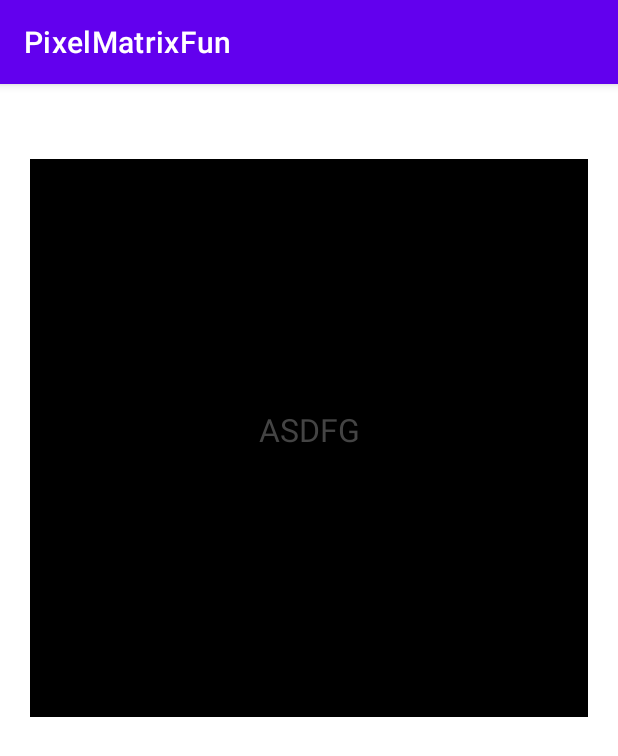
After one commit to aalku/PixelMatrixFun-Android, an Android app: the DrawActivity screen opened directly, with no data from a screen before it, on a phone screen of 412 x 824 dp. The commit adds this screen. Shown: the top 756 px of the screen. Run offline under Robolectric (Android 15) with nearby library versions, the phone set to English and light mode, and no system bars.

Commit message:
DrawActivity with DrawView. They do nothing yet.

```diff
--- a/PixelMatrixFun/app/src/main/AndroidManifest.xml
+++ b/PixelMatrixFun/app/src/main/AndroidManifest.xml
@@ -18,6 +18,7 @@
         android:roundIcon="@mipmap/ic_launcher_round"
         android:supportsRtl="true"
         android:theme="@style/Theme.PixelMatrixFun">
+        <activity android:name=".DrawActivity"></activity>
         <activity android:name=".MainActivity">
             <intent-filter>
                 <action android:name="android.intent.action.MAIN" />
@@ -26,4 +27,5 @@
             </intent-filter>
         </activity>
     </application>
+
 </manifest>
--- /dev/null
+++ b/PixelMatrixFun/app/src/main/java/org/aalku/pixelmatrixfun/DrawActivity.java
@@ -0,0 +1,14 @@
+package org.aalku.pixelmatrixfun;
+
+import androidx.appcompat.app.AppCompatActivity;
+
+import android.os.Bundle;
+
+public class DrawActivity extends AppCompatActivity {
+
+    @Override
+    protected void onCreate(Bundle savedInstanceState) {
+        super.onCreate(savedInstanceState);
+        setContentView(R.layout.activity_draw);
+    }
+}
--- /dev/null
+++ b/PixelMatrixFun/app/src/main/java/org/aalku/pixelmatrixfun/DrawView.java
@@ -0,0 +1,74 @@
+package org.aalku.pixelmatrixfun;
+
+import android.content.Context;
+import android.content.res.TypedArray;
+import android.graphics.Canvas;
+import android.graphics.Color;
+import android.graphics.Paint;
+import android.graphics.drawable.Drawable;
+import android.text.TextPaint;
+import android.util.AttributeSet;
+import android.view.View;
+
+/**
+ * TODO: document your custom view class.
+ */
+public class DrawView extends View {
+    private TextPaint mTextPaint;
+    private float mTextWidth;
+    private float mTextHeight;
+
+    public DrawView(Context context) {
+        super(context);
+        init(null, 0);
+    }
+
+    public DrawView(Context context, AttributeSet attrs) {
+        super(context, attrs);
+        init(attrs, 0);
+    }
+
+    public DrawView(Context context, AttributeSet attrs, int defStyle) {
+        super(context, attrs, defStyle);
+        init(attrs, defStyle);
+    }
+
+    private void init(AttributeSet attrs, int defStyle) {
+        // Set up a default TextPaint object
+        mTextPaint = new TextPaint();
+        mTextPaint.setFlags(Paint.ANTI_ALIAS_FLAG);
+        mTextPaint.setTextAlign(Paint.Align.LEFT);
+
+        // Update TextPaint and text measurements from attributes
+        invalidateTextPaintAndMeasurements();
+    }
+
+    private void invalidateTextPaintAndMeasurements() {
+        mTextPaint.setTextSize(32);
+        mTextPaint.setColor(Color.DKGRAY);
+        mTextWidth = mTextPaint.measureText("ASDFG");
+
+        Paint.FontMetrics fontMetrics = mTextPaint.getFontMetrics();
+        mTextHeight = fontMetrics.bottom;
+    }
+
+    @Override
+    protected void onDraw(Canvas canvas) {
+        super.onDraw(canvas);
+
+        int paddingLeft = getPaddingLeft();
+        int paddingTop = getPaddingTop();
+        int paddingRight = getPaddingRight();
+        int paddingBottom = getPaddingBottom();
+
+        int contentWidth = getWidth() - paddingLeft - paddingRight;
+        int contentHeight = getHeight() - paddingTop - paddingBottom;
+
+        // Draw the text.
+        canvas.drawText("ASDFG",
+                paddingLeft + (contentWidth - mTextWidth) / 2,
+                paddingTop + (contentHeight + mTextHeight) / 2,
+                mTextPaint);
+    }
+
+}
--- /dev/null
+++ b/PixelMatrixFun/app/src/main/res/layout/activity_draw.xml
@@ -0,0 +1,25 @@
+<?xml version="1.0" encoding="utf-8"?>
+<androidx.constraintlayout.widget.ConstraintLayout xmlns:android="http://schemas.android.com/apk/res/android"
+    xmlns:app="http://schemas.android.com/apk/res-auto"
+    xmlns:tools="http://schemas.android.com/tools"
+    android:layout_width="match_parent"
+    android:layout_height="match_parent"
+    app:layout_constraintDimensionRatio="1"
+    tools:context=".DrawActivity"
+    android:parentActivityName=".MainActivity">
+
+    <org.aalku.pixelmatrixfun.DrawView
+        android:id="@+id/paintView"
+        android:layout_width="0dp"
+        android:layout_height="0dp"
+        android:layout_marginStart="20dp"
+        android:layout_marginLeft="20dp"
+        android:layout_marginTop="50dp"
+        android:layout_marginEnd="20dp"
+        android:layout_marginRight="20dp"
+        android:background="#000000"
+        app:layout_constraintDimensionRatio="1"
+        app:layout_constraintEnd_toEndOf="parent"
+        app:layout_constraintStart_toStartOf="parent"
+        app:layout_constraintTop_toTopOf="parent" />
+</androidx.constraintlayout.widget.ConstraintLayout>
--- /dev/null
+++ b/PixelMatrixFun/app/src/main/res/values-night/styles.xml
@@ -0,0 +1,6 @@
+<resources>
+
+    <style name="Widget.Theme.PixelMatrixFun.MyView" parent="">
+        <item name="android:background">@color/gray_600</item>
+    </style>
+</resources>
--- /dev/null
+++ b/PixelMatrixFun/app/src/main/res/values/attrs_draw_view.xml
@@ -0,0 +1,4 @@
+<resources>
+    <declare-styleable name="DrawView">
+    </declare-styleable>
+</resources>
--- a/PixelMatrixFun/app/src/main/res/values/colors.xml
+++ b/PixelMatrixFun/app/src/main/res/values/colors.xml
@@ -7,4 +7,8 @@
     <color name="teal_700">#FF018786</color>
     <color name="black">#FF000000</color>
     <color name="white">#FFFFFFFF</color>
+    <color name="light_blue_400">#FF29B6F6</color>
+    <color name="light_blue_600">#FF039BE5</color>
+    <color name="gray_400">#FFBDBDBD</color>
+    <color name="gray_600">#FF757575</color>
 </resources>
--- /dev/null
+++ b/PixelMatrixFun/app/src/main/res/values/styles.xml
@@ -0,0 +1,6 @@
+<resources>
+
+    <style name="Widget.Theme.PixelMatrixFun.DrawView" parent="">
+        <item name="android:background">@color/gray_400</item>
+    </style>
+</resources>
```
Also changed, not shown: PixelMatrixFun/app/src/main/java/org/aalku/pixelmatrixfun/DeviceService.java (+45 -27 lines), PixelMatrixFun/app/src/main/java/org/aalku/pixelmatrixfun/MainActivity.java (+16 -4 lines), PixelMatrixFun/app/src/main/res/layout/activity_main.xml (+9 -0 lines).
